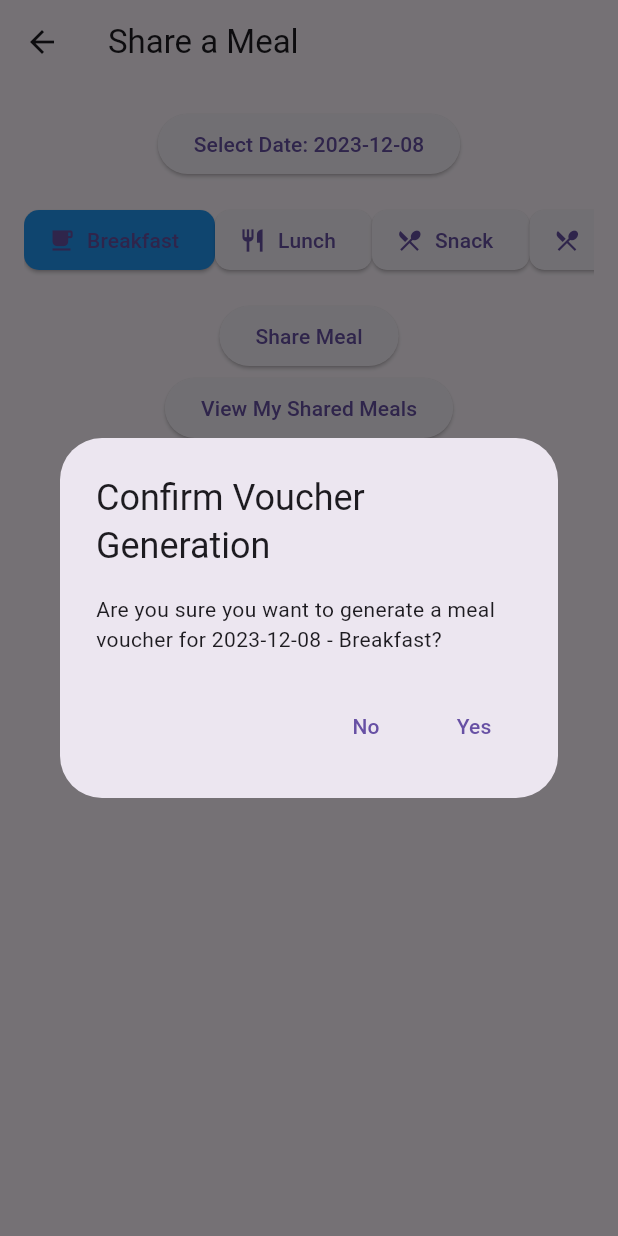
After one commit to issunajeeb7/Hostel-Mess-Managment-System, a Flutter app: the ShareMealScreen screen opened directly, after a tap on "Share Meal", on a phone screen of 412 x 824 dp. The commit adds this screen. Run offline on Flutter 3.47's test engine with Material 3 defaults, Android fonts, the phone set to English and light mode, and no system bars; our stand-ins replace cloud_firestore, firebase_auth, firebase_core, google_fonts, qr_flutter; missing offline and left inert: qr_code_scanner; accounts and stored records are empty.

Commit message:
Voucher Screen Added

```diff
--- /dev/null
+++ b/lib/share_meal_screen.dart
@@ -0,0 +1,147 @@
+import 'package:flutter/material.dart';
+import 'package:cloud_firestore/cloud_firestore.dart';
+import 'package:intl/intl.dart'; // For date formatting
+import 'package:firebase_auth/firebase_auth.dart';
+import 'generated_vouchers_screen.dart';
+
+class ShareMealScreen extends StatefulWidget {
+  @override
+  _ShareMealScreenState createState() => _ShareMealScreenState();
+}
+
+class _ShareMealScreenState extends State<ShareMealScreen> {
+  final FirebaseFirestore _firestore = FirebaseFirestore.instance;
+  DateTime selectedDate = DateTime.now();
+  String selectedMealType = 'Breakfast'; // Default value
+
+  Future<void> shareMeal() async {
+    bool confirmed = await showDialog(
+      context: context,
+      builder: (BuildContext context) {
+        return AlertDialog(
+          title: const Text('Confirm Voucher Generation'),
+          content: Text(
+              'Are you sure you want to generate a meal voucher for ${DateFormat('yyyy-MM-dd').format(selectedDate)} - $selectedMealType?'),
+          actions: <Widget>[
+            TextButton(
+              onPressed: () {
+                Navigator.of(context).pop(false); // User clicked No
+              },
+              child: const Text('No'),
+            ),
+            TextButton(
+              onPressed: () {
+                Navigator.of(context).pop(true); // User clicked Yes
+              },
+              child: const Text('Yes'),
+            ),
+          ],
+        );
+      },
+    );
+
+    if (confirmed == true) {
+      // User confirmed, proceed with meal voucher generation
+      await _firestore.collection('mealvouchers').add({
+        'hostellerId': FirebaseAuth.instance.currentUser!.uid,
+        'date': DateFormat('yyyy-MM-dd').format(selectedDate),
+        'mealType': selectedMealType,
+        'isClaimed': false,
+      });
+
+      // Show a success message
+      ScaffoldMessenger.of(context).showSnackBar(
+        SnackBar(
+          content: Text(
+              'Meal voucher generated for ${DateFormat('yyyy-MM-dd').format(selectedDate)} - $selectedMealType'),
+        ),
+      );
+    }
+  }
+
+  @override
+  Widget build(BuildContext context) {
+    return Scaffold(
+      appBar: AppBar(
+        title: const Text('Share a Meal'),
+      ),
+      body: Padding(
+        padding: const EdgeInsets.all(16.0),
+        child: Column(
+          children: [
+            // DatePicker to select the date
+            ElevatedButton(
+              onPressed: () async {
+                final DateTime? pickedDate = await showDatePicker(
+                  context: context,
+                  initialDate: selectedDate,
+                  firstDate: DateTime.now(),
+                  lastDate: DateTime.now().add(const Duration(days: 365)),
+                );
+                if (pickedDate != null && pickedDate != selectedDate) {
+                  setState(() {
+                    selectedDate = pickedDate;
+                  });
+                }
+              },
+              child: Text(
+                  'Select Date: ${DateFormat('yyyy-MM-dd').format(selectedDate)}'),
+            ),
+            const SizedBox(height: 16.0),
+
+            // Scrollable Row with Meal Selection
+            SingleChildScrollView(
+              scrollDirection: Axis.horizontal,
+              child: Row(
+                mainAxisAlignment: MainAxisAlignment.spaceEvenly,
+                children: [
+                  mealTypeButton('Breakfast', Icons.free_breakfast),
+                  mealTypeButton('Lunch', Icons.restaurant),
+                  mealTypeButton('Snack', Icons.local_dining),
+                  mealTypeButton('Dinner', Icons.restaurant_menu),
+                ],
+              ),
+            ),
+
+            const SizedBox(height: 16.0),
+
+            // Button to share the meal
+            ElevatedButton(
+              onPressed: shareMeal,
+              child: const Text('Share Meal'),
+            ),
+
+            // Button to view shared meals
+            ElevatedButton(
+              onPressed: () {
+                Navigator.push(
+                  context,
+                  MaterialPageRoute(builder: (context) => MyVouchersScreen()),
+                ); // Navigate to a screen that shows the hosteller's shared meals
+              },
+              child: const Text('View My Shared Meals'),
+            ),
+          ],
+        ),
+      ),
+    );
+  }
+
+  Widget mealTypeButton(String mealType, IconData icon) {
+    return ElevatedButton.icon(
+      onPressed: () {
+        setState(() {
+          selectedMealType = mealType;
+        });
+      },
+      style: ElevatedButton.styleFrom(
+        primary: mealType == selectedMealType ? Colors.blue : null,
+        shape: RoundedRectangleBorder(
+          borderRadius: BorderRadius.circular(10.0),
+        ),
+      ),
+      icon: Icon(icon),
+      label: Text(mealType),
+    );
+  }
+}
--- a/pubspec.yaml
+++ b/pubspec.yaml
@@ -41,6 +41,7 @@ dependencies:
   qr_code_scanner: ^1.0.1
   cloud_firestore: ^4.13.3
   google_fonts: ^6.1.0
+  intl: ^0.19.0
 
 
 dev_dependencies:
```
Also changed, not shown: lib/admin_scan_screen.dart (+6 -5 lines), lib/generated_vouchers_screen.dart (added, +127 -0 lines), lib/profile_screen.dart (+12 -2 lines), pubspec.lock.
